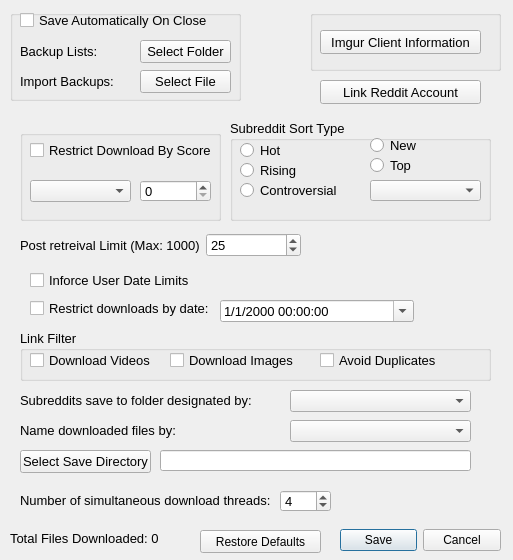
This is DownloaderForReddit/RedditDownloader_Settings.ui in MalloyDelacroix/DownloaderForReddit as Qt 5 draws it before an edit. The edited form follows.
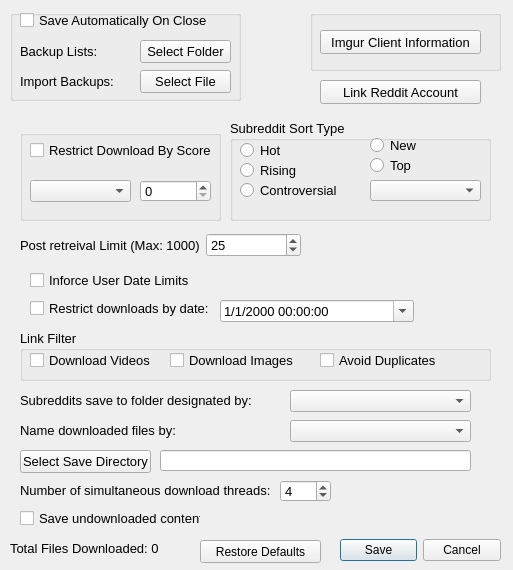
This is the edited form. Icons and pictures are not drawn.

Commit message: Redesign the way extracted content is saved across sessions so that does not have to be extracted again, add code cleanup function to reinitialize saved reddit objects to new format

The edit to the form file:
```diff
--- a/DownloaderForReddit/RedditDownloader_Settings.ui
+++ b/DownloaderForReddit/RedditDownloader_Settings.ui
@@ -7,7 +7,7 @@
     <x>0</x>
     <y>0</y>
     <width>513</width>
-    <height>560</height>
+    <height>570</height>
    </rect>
   </property>
   <property name="sizePolicy">
@@ -19,13 +19,13 @@
   <property name="minimumSize">
    <size>
     <width>513</width>
-    <height>560</height>
+    <height>570</height>
    </size>
   </property>
   <property name="maximumSize">
    <size>
     <width>513</width>
-    <height>560</height>
+    <height>570</height>
    </size>
   </property>
   <property name="windowTitle">
@@ -190,7 +190,7 @@
      <x>10</x>
      <y>110</y>
      <width>491</width>
-     <height>411</height>
+     <height>431</height>
     </rect>
    </property>
    <layout class="QGridLayout" name="gridLayout_6">
@@ -675,7 +675,7 @@
         <property name="geometry">
          <rect>
           <x>10</x>
-          <y>380</y>
+          <y>370</y>
           <width>261</width>
           <height>21</height>
          </rect>
@@ -688,7 +688,7 @@
         <property name="geometry">
          <rect>
           <x>270</x>
-          <y>380</y>
+          <y>370</y>
           <width>51</width>
           <height>22</height>
          </rect>
@@ -703,6 +703,22 @@
          <number>4</number>
         </property>
        </widget>
+       <widget class="QCheckBox" name="save_undownloaded_content_checkbox">
+        <property name="geometry">
+         <rect>
+          <x>10</x>
+          <y>400</y>
+          <width>181</width>
+          <height>17</height>
+         </rect>
+        </property>
+        <property name="toolTip">
+         <string>&lt;html&gt;&lt;head/&gt;&lt;body&gt;&lt;p&gt;When checked, content that has been extracted but not downloaded will be saved and redownloaded during the next run. This prevents content from having to be extracted more than once&lt;/p&gt;&lt;/body&gt;&lt;/html&gt;</string>
+        </property>
+        <property name="text">
+         <string>Save undownloaded content</string>
+        </property>
+       </widget>
       </widget>
      </widget>
     </item>
@@ -712,7 +728,7 @@
    <property name="geometry">
     <rect>
      <x>340</x>
-     <y>520</y>
+     <y>530</y>
      <width>161</width>
      <height>41</height>
     </rect>
@@ -728,7 +744,7 @@
    <property name="geometry">
     <rect>
      <x>10</x>
-     <y>530</y>
+     <y>540</y>
      <width>171</width>
      <height>16</height>
     </rect>
@@ -746,7 +762,7 @@
    <property name="geometry">
     <rect>
      <x>200</x>
-     <y>530</y>
+     <y>540</y>
      <width>121</width>
      <height>23</height>
     </rect>
```
The commit also changes 6 other files.
